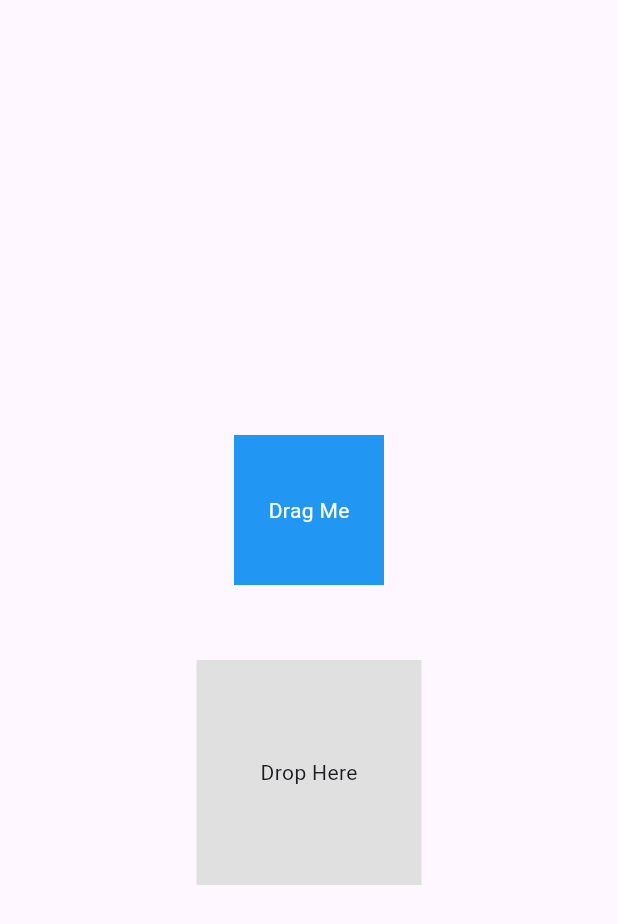
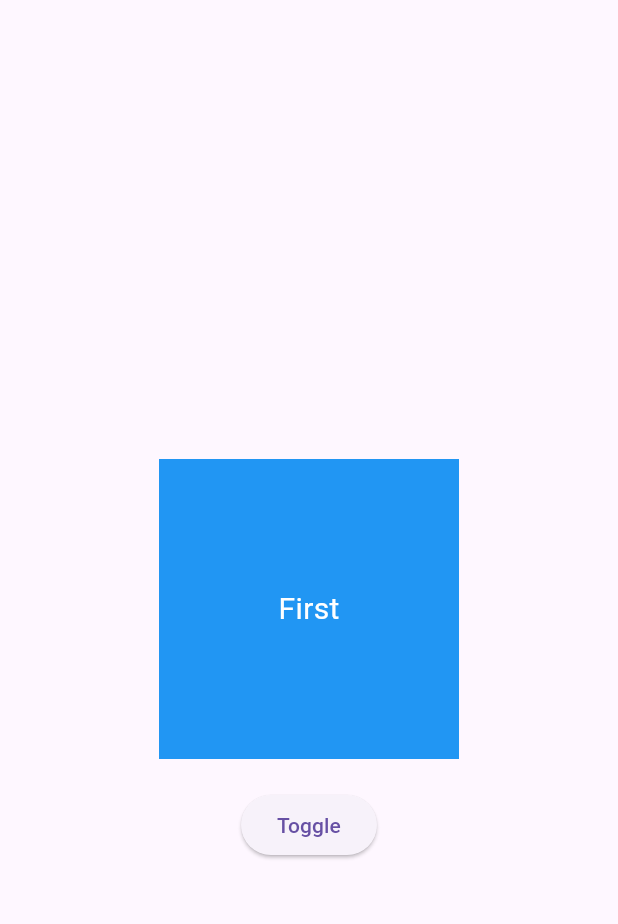
Before and after one commit to IkramulHasanTanvir/FlutterPackages, a Flutter app: the screen it shows after launch, on a phone screen of 412 x 824 dp. Shown: the top 924 px of the screen. Run offline on Flutter 3.47's test engine with Material 3 defaults, Android fonts, the phone set to English and light mode, and no system bars.

Commit message:
AnimatedCrossFade widgets

```diff
--- /dev/null
+++ b/lib/animated_cross_fade_widget.dart
@@ -0,0 +1,51 @@
+import 'package:flutter/material.dart';
+
+class AnimatedCrossFadeWidget extends StatefulWidget {
+  const AnimatedCrossFadeWidget({super.key});
+
+  @override
+  State<AnimatedCrossFadeWidget> createState() => _AnimatedCrossFadeWidgetState();
+}
+
+class _AnimatedCrossFadeWidgetState extends State<AnimatedCrossFadeWidget> {
+
+  bool _isFirst = true;
+
+
+  @override
+  Widget build(BuildContext context) {
+    return Center(
+      child: Column(
+        mainAxisAlignment: MainAxisAlignment.center,
+        children: [
+          AnimatedCrossFade(
+            firstChild: Container(
+              width: 200,
+              height: 200,
+              color: Colors.blue,
+              child: const Center(child: Text("First", style: TextStyle(color: Colors.white, fontSize: 20))),
+            ),
+            secondChild: Container(
+              width: 200,
+              height: 200,
+              color: Colors.red,
+              child: const Center(child: Text("Second", style: TextStyle(color: Colors.white, fontSize: 20))),
+            ),
+            crossFadeState: _isFirst ? CrossFadeState.showFirst : CrossFadeState.showSecond,
+            duration: const Duration(seconds: 1),
+          ),
+          const SizedBox(height: 20),
+          ElevatedButton(
+            onPressed: () {
+              setState(() {
+                _isFirst = !_isFirst;
+              });
+            },
+            child: const Text("Toggle"),
+          ),
+        ],
+      ),
+    );
+  }
+
+}
--- a/lib/draggable_widget.dart
+++ /dev/null
@@ -1,89 +0,0 @@
-import 'package:flutter/material.dart';
-
-class DraggableWidget extends StatefulWidget {
-  const DraggableWidget({super.key});
-
-  @override
-  State<DraggableWidget> createState() => _DraggableWidgetState();
-}
-
-class _DraggableWidgetState extends State<DraggableWidget> {
-  Color _targetColor = Colors.grey[300]!;
-  bool _isDraggingOver = false;
-
-
-
-  @override
-  Widget build(BuildContext context) {
-    return Center(
-      child: Column(
-        mainAxisAlignment: MainAxisAlignment.center,
-        children: [
-          Draggable<Color>(
-            data: Colors.blue,
-            feedback: Container(
-              width: 100,
-              height: 100,
-              color: Colors.blue.withOpacity(0.7),
-              child: const Center(
-                child: Text("Dragging", style: TextStyle(color: Colors.white)),
-              ),
-            ),
-            childWhenDragging: Container(
-              width: 100,
-              height: 100,
-              color: Colors.grey,
-              child: const Center(child: Text("Empty")),
-            ),
-            child: Container(
-              width: 100,
-              height: 100,
-              color: Colors.blue,
-              child: const Center(
-                child: Text("Drag Me", style: TextStyle(color: Colors.white)),
-              ),
-            ),
-          ),
-
-          const SizedBox(height: 50),
-
-          // Drag Target
-          DragTarget<Color>(
-            onWillAccept: (data) {
-              setState(() {
-                _isDraggingOver = true;
-              });
-              return true;
-            },
-            onLeave: (data) {
-              setState(() {
-                _isDraggingOver = false;
-              });
-            },
-            onAccept: (color) {
-              setState(() {
-                _targetColor = color;
-                _isDraggingOver = false;
-              });
-            },
-            builder: (context, candidateData, rejectedData) {
-              return Container(
-                width: 150,
-                height: 150,
-                decoration: BoxDecoration(
-                  color: _isDraggingOver ? Colors.greenAccent : _targetColor,
-                ),
-                child: const Center(
-                  child: Text(
-                    "Drop Here",
-                  ),
-                ),
-              );
-            },
-          ),
-        ],
-      ),
-    );
-  }
-
-}
--- a/lib/home_screen.dart
+++ b/lib/home_screen.dart
@@ -1,5 +1,5 @@
 import 'package:flutter/material.dart';
-import 'package:flutter_packages/draggable_widget.dart';
+import 'package:flutter_packages/animated_cross_fade_widget.dart';
 
 class HomeScreen extends StatelessWidget {
   const HomeScreen({super.key});
@@ -8,7 +8,7 @@ class HomeScreen extends StatelessWidget {
   Widget build(BuildContext context) {
     return  Scaffold(
       appBar: AppBar(),
-      body: const DraggableWidget(),
+      body: const AnimatedCrossFadeWidget(),
     );
   }
 }
```
